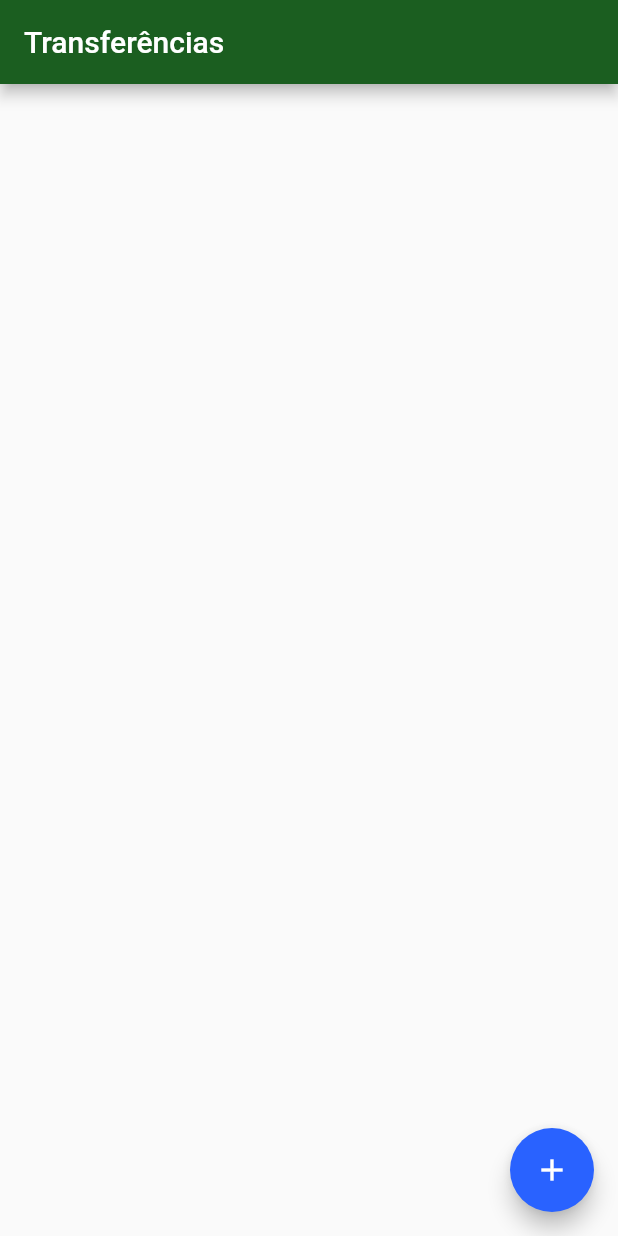
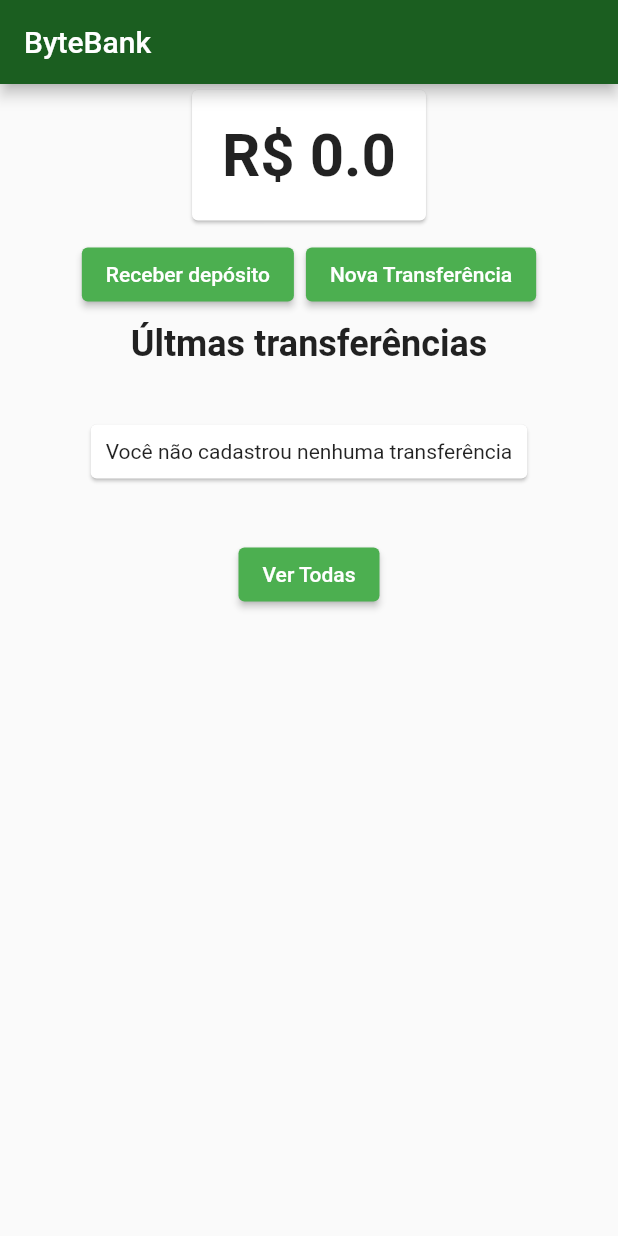
Before and after one commit to camposFabio/bytebank, a Flutter app: the screen it shows after launch, on a phone screen of 412 x 824 dp. Run offline on Flutter 3.47's test engine with Material 2 defaults, Android fonts, the phone set to English and light mode, and no system bars.

```diff
--- /dev/null
+++ b/lib/components/components.dart
@@ -0,0 +1,2 @@
+export 'editor.dart';
+export '../screens/dashboard/saldo_card.dart';
--- /dev/null
+++ b/lib/models/saldo.dart
@@ -0,0 +1,24 @@
+import 'package:flutter/foundation.dart';
+
+class Saldo extends ChangeNotifier {
+  double valor;
+
+  Saldo({this.valor = 0});
+
+  void adiciona({required double valor}) {
+    this.valor += valor;
+
+    notifyListeners();
+  }
+
+  void subtrai({required double valor}) {
+    this.valor -= valor;
+
+    notifyListeners();
+  }
+
+  @override
+  String toString() {
+    return 'R\$ $valor';
+  }
+}
--- /dev/null
+++ b/lib/models/transferencias.dart
@@ -0,0 +1,14 @@
+import 'package:bytebank/models/transferencia.dart';
+import 'package:flutter/foundation.dart';
+
+class Transferencias extends ChangeNotifier {
+  final List<Transferencia> _transferencias = [];
+
+  List<Transferencia> get transferencias => _transferencias;
+
+  adiciona(Transferencia transferencia) {
+    _transferencias.add(transferencia);
+
+    notifyListeners();
+  }
+}
--- /dev/null
+++ b/lib/screens/dashboard/dashboard.dart
@@ -0,0 +1,66 @@
+import 'package:bytebank/components/components.dart';
+import 'package:bytebank/screens/deposito/formulario_deposito.dart';
+import 'package:bytebank/screens/transferencia/formulario_transferencia.dart';
+import 'package:bytebank/screens/transferencia/ultimas_transferencias.dart';
+import 'package:flutter/material.dart';
+
+class Dasboard extends StatelessWidget {
+  const Dasboard({Key? key}) : super(key: key);
+
+  @override
+  Widget build(BuildContext context) {
+    return Scaffold(
+      appBar: AppBar(
+        title: const Text('ByteBank'),
+      ),
+      body: ListView(
+        children: [
+          const Align(
+            alignment: Alignment.topCenter,
+            child: SaldoCard(),
+          ),
+          ButtonBar(
+            alignment: MainAxisAlignment.center,
+            children: [
+              ElevatedButton(
+                style: ButtonStyle(
+                  backgroundColor:
+                      MaterialStateProperty.all<Color>(Colors.green),
+                ),
+                child: const Text('Receber depósito'),
+                onPressed: () {
+                  Navigator.push(
+                    context,
+                    MaterialPageRoute(
+                      builder: (context) {
+                        return FormularioDeposito();
+                      },
+                    ),
+                  );
+                },
+              ),
+              ElevatedButton(
+                style: ButtonStyle(
+                  backgroundColor:
+                      MaterialStateProperty.all<Color>(Colors.green),
+                ),
+                child: const Text('Nova Transferência'),
+                onPressed: () {
+                  Navigator.push(
+                    context,
+                    MaterialPageRoute(
+                      builder: (context) {
+                        return FormularioTransferencia();
+                      },
+                    ),
+                  );
+                },
+              ),
+            ],
+          ),
+          const UltimasTransferencias(),
+        ],
+      ),
+    );
+  }
+}
--- /dev/null
+++ b/lib/screens/dashboard/saldo_card.dart
@@ -0,0 +1,27 @@
+import 'package:bytebank/models/saldo.dart';
+import 'package:flutter/material.dart';
+import 'package:provider/provider.dart';
+
+class SaldoCard extends StatelessWidget {
+  const SaldoCard({Key? key}) : super(key: key);
+
+  @override
+  Widget build(BuildContext context) {
+    return Card(
+      child: Padding(
+          padding: const EdgeInsets.all(20),
+          child: Consumer<Saldo>(
+            builder: (context, valor, child) {
+              return Text(
+                valor.toString(),
+                textAlign: TextAlign.center,
+                style: const TextStyle(
+                  fontSize: 40,
+                  fontWeight: FontWeight.bold,
+                ),
+              );
+            },
+          )),
+    );
+  }
+}
--- a/lib/screens/transferencia/lista.dart
+++ /dev/null
@@ -1,69 +0,0 @@
-import 'package:bytebank/models/transferencia.dart';
-import 'package:bytebank/screens/transferencia/formulario.dart';
-import 'package:flutter/material.dart';
-
-const _tituloAppBar = 'Transferências';
-
-class ListaTransferencias extends StatefulWidget {
-  const ListaTransferencias({Key? key}) : super(key: key);
-
-  @override
-  State<StatefulWidget> createState() {
-    return ListaTransferenciasState();
-  }
-}
-
-class ListaTransferenciasState extends State<ListaTransferencias> {
-  final List<Transferencia> _transferencias = [];
-  @override
-  Widget build(BuildContext context) {
-    return Scaffold(
-      appBar: AppBar(
-        title: const Text(_tituloAppBar),
-      ),
-      body: ListView.builder(
-        itemCount: _transferencias.length,
-        itemBuilder: (context, indice) {
-          final transferencia = _transferencias[indice];
-          return ItemTransferencia(transferencia: transferencia);
-        },
-      ),
-      floatingActionButton: FloatingActionButton(
-        child: const Icon(Icons.add),
-        onPressed: () {
-          Navigator.push(context, MaterialPageRoute(builder: (context) {
-            return const FormularioTransferencia();
-          })).then(
-            (transferenciaRecebida) => _atualiza(transferenciaRecebida),
-          );
-        },
-      ),
-    );
-  }
-
-  void _atualiza(Transferencia? transferenciaRecebida) {
-    if (transferenciaRecebida != null) {
-      setState(() {
-        _transferencias.add(transferenciaRecebida);
-      });
-    }
-  }
-}
-
-class ItemTransferencia extends StatelessWidget {
-  final Transferencia _transferencia;
-
-  const ItemTransferencia({Key? key, required Transferencia transferencia})
-      : _transferencia = transferencia,
-        super(key: key);
-
-  @override
-  Widget build(BuildContext context) {
-    return Card(
-        child: ListTile(
-      leading: const Icon(Icons.monetization_on),
-      title: Text(_transferencia.valor.toString()),
-      subtitle: Text(_transferencia.numeroConta.toString()),
-    ));
-  }
-}
--- /dev/null
+++ b/lib/screens/transferencia/ultimas_transferencias.dart
@@ -0,0 +1,81 @@
+import 'package:bytebank/models/transferencias.dart';
+import 'package:bytebank/screens/transferencia/lista_transferencias.dart';
+import 'package:flutter/material.dart';
+import 'package:provider/provider.dart';
+
+const String _titulo = 'Últmas transferências';
+
+class UltimasTransferencias extends StatelessWidget {
+  const UltimasTransferencias({Key? key}) : super(key: key);
+
+  @override
+  Widget build(BuildContext context) {
+    return Column(children: [
+      const Text(
+        _titulo,
+        style: TextStyle(
+          fontWeight: FontWeight.bold,
+          fontSize: 24,
+        ),
+      ),
+      Consumer<Transferencias>(
+        builder: (context, transferencias, child) {
+          final _ultimasTransferencias =
+              transferencias.transferencias.reversed.toList();
+          final int _quantidade = transferencias.transferencias.length;
+          int tamanho = 2;
+
+          if (_quantidade == 0) {
+            return const SemTransferenciaCadastrada();
+          }
+
+          if (_quantidade < 2) {
+            tamanho = _quantidade;
+          }
+          return ListView.builder(
+              padding: const EdgeInsets.all(8),
+              itemCount: tamanho,
+              shrinkWrap: true,
+              itemBuilder: (contex, index) {
+                return ItemTransferencia(
+                    transferencia: _ultimasTransferencias[index]);
+              });
+        },
+      ),
+      Padding(
+        padding: const EdgeInsets.only(left: 8.0, right: 8.0),
+        child: ElevatedButton(
+          style: ButtonStyle(
+            backgroundColor: MaterialStateProperty.all<Color>(Colors.green),
+          ),
+          child: const Text('Ver Todas'),
+          onPressed: () {
+            Navigator.push(
+              context,
+              MaterialPageRoute(
+                builder: (context) {
+                  return const ListaTransferencias();
+                },
+              ),
+            );
+          },
+        ),
+      ),
+    ]);
+  }
+}
+
+class SemTransferenciaCadastrada extends StatelessWidget {
+  const SemTransferenciaCadastrada({Key? key}) : super(key: key);
+
+  @override
+  Widget build(BuildContext context) {
+    return const Card(
+      margin: EdgeInsets.all(40),
+      child: Padding(
+        padding: EdgeInsets.all(10),
+        child: Text('Você não cadastrou nenhuma transferência'),
+      ),
+    );
+  }
+}
--- a/pubspec.yaml
+++ b/pubspec.yaml
@@ -34,6 +34,7 @@ dependencies:
   # The following adds the Cupertino Icons font to your application.
   # Use with the CupertinoIcons class for iOS style icons.
   cupertino_icons: ^1.0.2
+  provider: ^6.0.1
 
 dev_dependencies:
   flutter_test:
```
Also changed, not shown: lib/main.dart (+16 -3 lines), lib/models/transferencia.dart (+6 -3 lines), lib/screens/deposito/formulario_deposito.dart (added, +57 -0 lines), lib/screens/transferencia/formulario_transferencia.dart (renamed from lib/screens/transferencia/formulario.dart, +30 -15 lines), lib/screens/transferencia/lista_transferencias.dart (added, +55 -0 lines), pubspec.lock.
